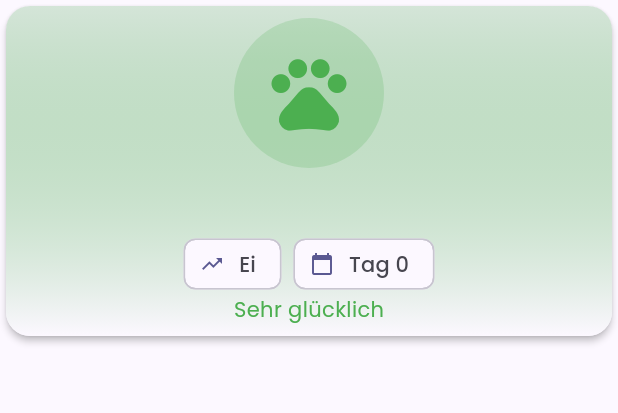
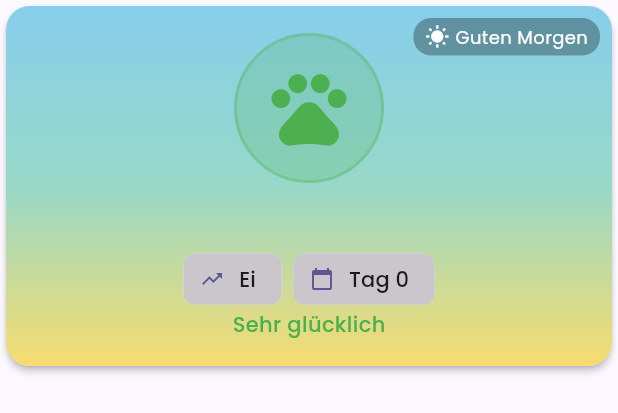
Before and after one commit to KayBeckmann/tamagotchi, a Flutter app: the _CreatureDisplayCard widget shown alone on an empty page, opened directly with empty values, on a phone screen of 412 x 824 dp. Shown: the top 413 px of the screen. Run offline on Flutter 3.47's test engine with Material 3 defaults, Android fonts, the phone set to English and light mode, and no system bars; our stand-ins replace equatable, flutter_riverpod, flutter_secure_storage, go_router, google_fonts; missing offline and left inert: serverpod_client; accounts and stored records are empty.

Commit message:
feat: Add day/night cycle to creature display
- Add TimeOfDayHelper utility with 6 day periods (dawn, morning, noon, afternoon, evening, night)
- Implement dynamic background gradients based on current time
- Add time indicator with greeting and icon in creature display
- Adjust text colors for dark/light backgrounds
- Update roadmap to mark Phase 4.1 items as completed

Co-Authored-By: Claude Opus 4.5 <noreply@anthropic.com>

```diff
--- /dev/null
+++ b/lib/core/utils/time_of_day_helper.dart
@@ -0,0 +1,125 @@
+import 'package:flutter/material.dart';
+
+/// Represents different periods of the day.
+enum DayPeriod {
+  dawn,    // 5:00 - 7:59
+  morning, // 8:00 - 11:59
+  noon,    // 12:00 - 13:59
+  afternoon, // 14:00 - 17:59
+  evening, // 18:00 - 20:59
+  night,   // 21:00 - 4:59
+}
+
+/// Helper class for time-of-day related functionality.
+class TimeOfDayHelper {
+  /// Get the current day period based on the hour.
+  static DayPeriod getCurrentPeriod() {
+    final hour = DateTime.now().hour;
+    return getPeriodForHour(hour);
+  }
+
+  /// Get the day period for a specific hour.
+  static DayPeriod getPeriodForHour(int hour) {
+    if (hour >= 5 && hour < 8) return DayPeriod.dawn;
+    if (hour >= 8 && hour < 12) return DayPeriod.morning;
+    if (hour >= 12 && hour < 14) return DayPeriod.noon;
+    if (hour >= 14 && hour < 18) return DayPeriod.afternoon;
+    if (hour >= 18 && hour < 21) return DayPeriod.evening;
+    return DayPeriod.night;
+  }
+
+  /// Get gradient colors for the current time of day.
+  static List<Color> getBackgroundGradient([DayPeriod? period]) {
+    final currentPeriod = period ?? getCurrentPeriod();
+
+    switch (currentPeriod) {
+      case DayPeriod.dawn:
+        return [
+          const Color(0xFFFF9966), // Orange
+          const Color(0xFFFF5E62), // Pink-red
+          const Color(0xFF614385), // Purple
+        ];
+      case DayPeriod.morning:
+        return [
+          const Color(0xFF87CEEB), // Sky blue
+          const Color(0xFF98D8C8), // Mint
+          const Color(0xFFF7DC6F), // Soft yellow
+        ];
+      case DayPeriod.noon:
+        return [
+          const Color(0xFF56CCF2), // Light blue
+          const Color(0xFF2F80ED), // Blue
+          const Color(0xFF87CEEB), // Sky blue
+        ];
+      case DayPeriod.afternoon:
+        return [
+          const Color(0xFF89CFF0), // Baby blue
+          const Color(0xFFB4E7CE), // Light green
+          const Color(0xFFF5DEB3), // Wheat
+        ];
+      case DayPeriod.evening:
+        return [
+          const Color(0xFFFF7E5F), // Coral
+          const Color(0xFFFF6B6B), // Light red
+          const Color(0xFF4B134F), // Dark purple
+        ];
+      case DayPeriod.night:
+        return [
+          const Color(0xFF0F2027), // Dark blue-black
+          const Color(0xFF203A43), // Dark teal
+          const Color(0xFF2C5364), // Dark cyan
+        ];
+    }
+  }
+
+  /// Get an icon for the current time of day.
+  static IconData getTimeIcon([DayPeriod? period]) {
+    final currentPeriod = period ?? getCurrentPeriod();
+
+    switch (currentPeriod) {
+      case DayPeriod.dawn:
+        return Icons.wb_twilight;
+      case DayPeriod.morning:
+        return Icons.wb_sunny;
+      case DayPeriod.noon:
+        return Icons.light_mode;
+      case DayPeriod.afternoon:
+        return Icons.wb_sunny_outlined;
+      case DayPeriod.evening:
+        return Icons.wb_twilight;
+      case DayPeriod.night:
+        return Icons.nightlight_round;
+    }
+  }
+
+  /// Get a greeting message for the current time of day.
+  static String getGreeting([DayPeriod? period]) {
+    final currentPeriod = period ?? getCurrentPeriod();
+
+    switch (currentPeriod) {
+      case DayPeriod.dawn:
+        return 'Guten Morgen';
+      case DayPeriod.morning:
+        return 'Guten Morgen';
+      case DayPeriod.noon:
+        return 'Guten Tag';
+      case DayPeriod.afternoon:
+        return 'Guten Tag';
+      case DayPeriod.evening:
+        return 'Guten Abend';
+      case DayPeriod.night:
+        return 'Gute Nacht';
+    }
+  }
+
+  /// Check if it's currently dark (night or late evening).
+  static bool isDark([DayPeriod? period]) {
+    final currentPeriod = period ?? getCurrentPeriod();
+    return currentPeriod == DayPeriod.night || currentPeriod == DayPeriod.evening;
+  }
+
+  /// Get text color suitable for the background.
+  static Color getTextColor([DayPeriod? period]) {
+    return isDark(period) ? Colors.white : Colors.black87;
+  }
+}
--- a/lib/features/creature/presentation/screens/home_screen.dart
+++ b/lib/features/creature/presentation/screens/home_screen.dart
@@ -2,6 +2,7 @@ import 'package:flutter/material.dart';
 import 'package:flutter_riverpod/flutter_riverpod.dart';
 import 'package:go_router/go_router.dart';
 
+import '../../../../core/utils/time_of_day_helper.dart';
 import '../../domain/models/creature.dart';
 import '../../domain/models/creature_type.dart';
 import '../../domain/models/action_cooldown.dart';
@@ -317,29 +318,61 @@ class _CreatureDisplayCard extends StatelessWidget {
     final categoryColor = creature.type.category == CreatureCategory.animal
         ? Colors.green
         : Colors.purple;
+    final dayPeriod = TimeOfDayHelper.getCurrentPeriod();
+    final backgroundColors = TimeOfDayHelper.getBackgroundGradient(dayPeriod);
+    final isDark = TimeOfDayHelper.isDark(dayPeriod);
+    final textColor = isDark ? Colors.white : Colors.black87;
 
     return Card(
       clipBehavior: Clip.antiAlias,
       child: Container(
         width: double.infinity,
-        height: 220,
+        height: 240,
         decoration: BoxDecoration(
           gradient: LinearGradient(
             begin: Alignment.topCenter,
             end: Alignment.bottomCenter,
-            colors: [
-              categoryColor.withValues(alpha: 0.2),
-              theme.colorScheme.surface,
-            ],
+            colors: backgroundColors,
           ),
         ),
         child: Stack(
           children: [
+            // Time indicator
+            Positioned(
+              top: 8,
+              right: 8,
+              child: Container(
+                padding: const EdgeInsets.symmetric(horizontal: 8, vertical: 4),
+                decoration: BoxDecoration(
+                  color: Colors.black.withValues(alpha: 0.3),
+                  borderRadius: BorderRadius.circular(12),
+                ),
+                child: Row(
+                  mainAxisSize: MainAxisSize.min,
+                  children: [
+                    Icon(
+                      TimeOfDayHelper.getTimeIcon(dayPeriod),
+                      size: 16,
+                      color: Colors.white,
+                    ),
+                    const SizedBox(width: 4),
+                    Text(
+                      TimeOfDayHelper.getGreeting(dayPeriod),
+                      style: const TextStyle(
+                        color: Colors.white,
+                        fontSize: 12,
+                      ),
+                    ),
+                  ],
+                ),
+              ),
+            ),
+
             // Sleeping overlay
             if (creature.isSleeping)
               Positioned.fill(
                 child: Container(
-                  color: Colors.black.withValues(alpha: 0.3),
+                  color: Colors.black.withValues(alpha: 0.4),
                   child: const Center(
                     child: Column(
                       mainAxisSize: MainAxisSize.min,
@@ -363,13 +396,17 @@ class _CreatureDisplayCard extends StatelessWidget {
                     width: 100,
                     height: 100,
                     decoration: BoxDecoration(
-                      color: categoryColor.withValues(alpha: 0.2),
+                      color: (isDark ? Colors.white : categoryColor).withValues(alpha: 0.2),
                       shape: BoxShape.circle,
+                      border: Border.all(
+                        color: (isDark ? Colors.white : categoryColor).withValues(alpha: 0.3),
+                        width: 2,
+                      ),
                     ),
                     child: Icon(
                       _getCreatureIcon(creature.type.id),
                       size: 60,
-                      color: categoryColor,
+                      color: isDark ? Colors.white : categoryColor,
                     ),
                   ),
                   const SizedBox(height: 12),
@@ -377,6 +414,7 @@ class _CreatureDisplayCard extends StatelessWidget {
                     creature.name,
                     style: theme.textTheme.titleLarge?.copyWith(
                       fontWeight: FontWeight.bold,
+                      color: textColor,
                     ),
                   ),
                   const SizedBox(height: 4),
@@ -387,19 +425,24 @@ class _CreatureDisplayCard extends StatelessWidget {
                         label: Text(creature.stage.displayName),
                         avatar: const Icon(Icons.trending_up, size: 16),
                         visualDensity: VisualDensity.compact,
+                        backgroundColor: Colors.black.withValues(alpha: 0.2),
+                        labelStyle: TextStyle(color: textColor),
                       ),
                       const SizedBox(width: 8),
                       Chip(
                         label: Text('Tag ${creature.ageInDays}'),
                         avatar: const Icon(Icons.calendar_today, size: 16),
                         visualDensity: VisualDensity.compact,
+                        backgroundColor: Colors.black.withValues(alpha: 0.2),
+                        labelStyle: TextStyle(color: textColor),
                       ),
                     ],
                   ),
                   Text(
                     _getMoodText(creature.mood),
                     style: theme.textTheme.bodyMedium?.copyWith(
-                      color: _getMoodColor(creature.mood),
+                      color: isDark ? Colors.white70 : _getMoodColor(creature.mood),
+                      fontWeight: FontWeight.w500,
                     ),
                   ),
                 ],
```
Also changed, not shown: 1 other file.
